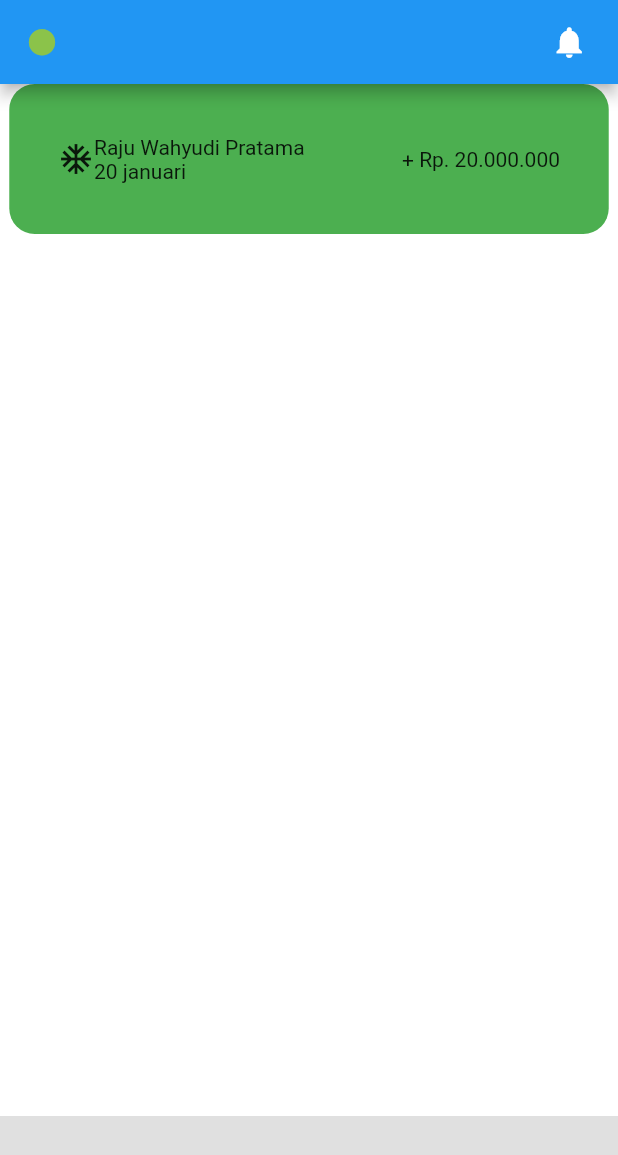
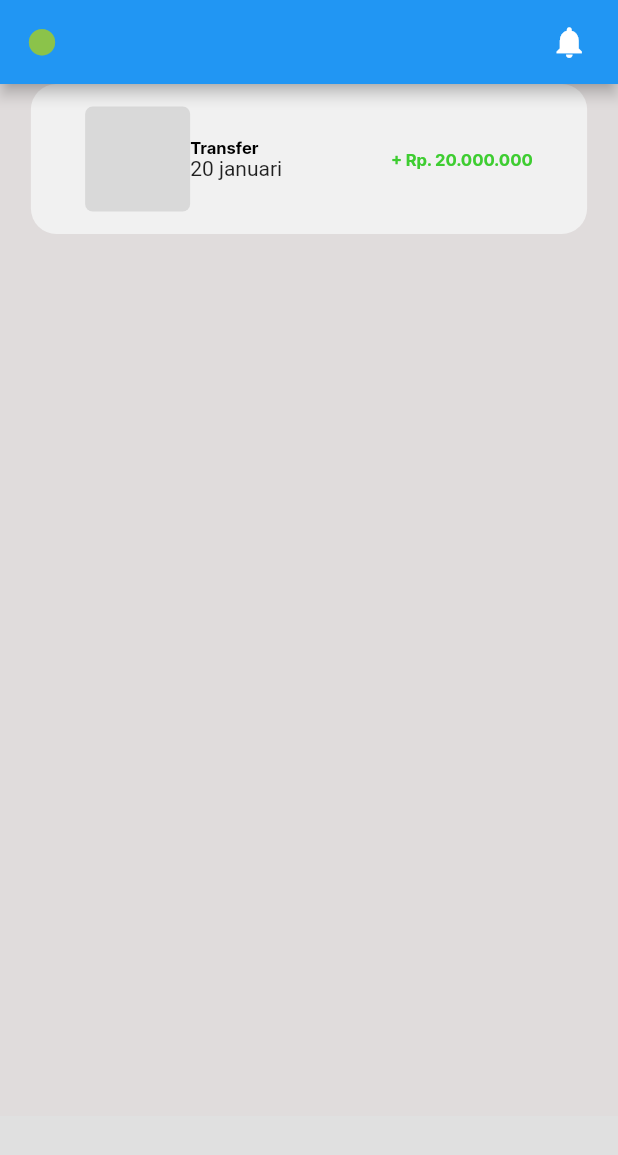
Before and after one commit to rajuwahyudii/mainmenu_mobile_banking-Flutter, a Flutter app: the screen it shows after launch, on a phone screen of 412 x 824 dp. Shown: the top 1155 px of the screen. Run offline on Flutter 3.47's test engine with Material 2 defaults, Android fonts, the phone set to English and light mode, and no system bars; our stand-ins replace google_fonts.

Commit message:
addd custom font and set up font in textstyle

```diff
--- a/lib/pages/mainmenu.dart
+++ b/lib/pages/mainmenu.dart
@@ -1,6 +1,7 @@
 // ignore_for_file: file_names
 
 import 'package:flutter/material.dart';
+import 'package:mobile_banking_menu/theme/color.dart';
 import 'package:mobile_banking_menu/widgets/history.dart';
 
 class MainMenu extends StatelessWidget {
@@ -28,7 +29,7 @@ class MainMenu extends StatelessWidget {
           ),
         ],
       ),
-      backgroundColor: Colors.white,
+      backgroundColor: greyBackgroundColor,
       body: SingleChildScrollView(
         child: Column(
           children: const [History()],
--- a/lib/theme/color.dart
+++ b/lib/theme/color.dart
@@ -2,11 +2,13 @@ import 'package:flutter/material.dart';
 
 //color for background
 const Color greyBackgroundColor = Color(0xffE0DCDC);
+const Color lightGreyBackgroundColor = Color(0xffF1F1F1);
 
 //color for background button
 const Color greyButtonColor = Color(0xffD9D9D9);
 
 //color for text
+const Color blackTextColor = Color(0xff000000);
 const Color darkTextColor = Color(0xff353B43);
 const Color lightTextColor = Color(0xffFFFFFF);
 const Color cashOutTextColor = Color(0xffCD4431);
--- a/lib/theme/font.dart
+++ b/lib/theme/font.dart
@@ -1 +1,33 @@
 import 'package:flutter/material.dart';
+import 'package:mobile_banking_menu/theme/color.dart';
+
+//cashout history textstyle
+const TextStyle cashoutTextStyle = TextStyle(
+  fontFamily: 'inter',
+  fontWeight: FontWeight.w700,
+  color: cashOutTextColor,
+  fontSize: 11,
+);
+
+//cashin history textstyle
+const TextStyle cashinTextStyle = TextStyle(
+  fontFamily: 'inter',
+  fontWeight: FontWeight.w700,
+  color: cashInTextColor,
+  fontSize: 11,
+);
+
+//status history textstyle
+const TextStyle statusTextStyle = TextStyle(
+  fontFamily: 'inter',
+  fontWeight: FontWeight.w800,
+  color: blackTextColor,
+  fontSize: 11,
+);
+
+//date history textstyle
+const TextStyle dateTextStyle = TextStyle(
+  fontFamily: 'inter',
+  fontWeight: FontWeight.w100,
+  fontSize: 10,
+);
--- a/lib/widgets/history.dart
+++ b/lib/widgets/history.dart
@@ -1,4 +1,7 @@
 import "package:flutter/material.dart";
+import "package:google_fonts/google_fonts.dart";
+import 'package:mobile_banking_menu/theme/color.dart';
+import 'package:mobile_banking_menu/theme/font.dart';
 
 class History extends StatelessWidget {
   const History({Key? key}) : super(key: key);
@@ -8,10 +11,10 @@ class History extends StatelessWidget {
     Size size = MediaQuery.of(context).size;
     return Center(
       child: Container(
-        width: size.width * 0.97,
+        width: size.width * 0.90,
         height: 100,
         decoration: BoxDecoration(
-          color: Colors.green,
+          color: lightGreyBackgroundColor,
           borderRadius: BorderRadius.circular(17),
         ),
         child: Row(
@@ -22,22 +25,33 @@ class History extends StatelessWidget {
               mainAxisAlignment: MainAxisAlignment.spaceBetween,
               crossAxisAlignment: CrossAxisAlignment.start,
               children: [
-                const Center(
-                  child: Icon(
-                    Icons.ac_unit,
+                Center(
+                  child: Container(
+                    width: 70,
+                    height: 70,
+                    decoration: BoxDecoration(
+                      borderRadius: BorderRadius.circular(5),
+                      color: greyButtonColor,
+                    ),
                   ),
                 ),
                 Column(
                   crossAxisAlignment: CrossAxisAlignment.start,
                   mainAxisAlignment: MainAxisAlignment.center,
                   children: const [
-                    Text("Raju Wahyudi Pratama"),
+                    Text(
+                      "Transfer",
+                      style: statusTextStyle,
+                    ),
                     Text("20 januari"),
                   ],
                 )
               ],
             ),
-            const Text("+ Rp. 20.000.000")
+            const Text(
+              "+ Rp. 20.000.000",
+              style: cashinTextStyle,
+            )
           ],
         ),
       ),
```
Also changed, not shown: pubspec.yaml (+9 -10 lines), fonts/Inter-Black.ttf (added), fonts/Inter-Bold.ttf (added), fonts/Inter-ExtraBold.ttf (added), fonts/Inter-ExtraLight.ttf (added), fonts/Inter-Light.ttf (added), fonts/Inter-Medium.ttf (added), fonts/Inter-Regular.ttf (added), fonts/Inter-SemiBold.ttf (added), fonts/Inter-Thin.ttf (added), fonts/Inter-VariableFont_slnt,wght.ttf (added), pubspec.lock.
